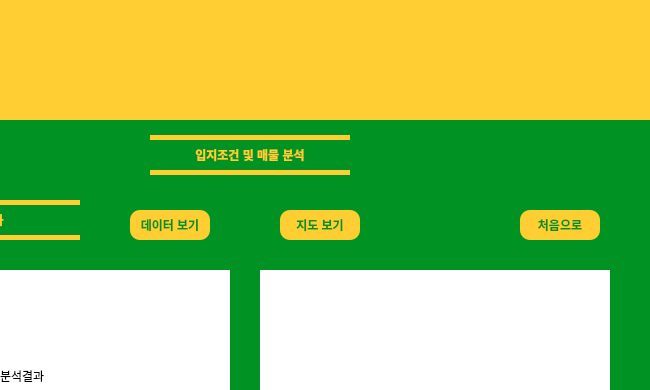
Before: the Qt Designer form to_DB/client/ui/mainUi.ui in GilJun-Jeong/about_data_project, drawn with Qt 5; both pictures show x 150 to 800 and y 0 to 390 of the 800 by 600 pixel window.
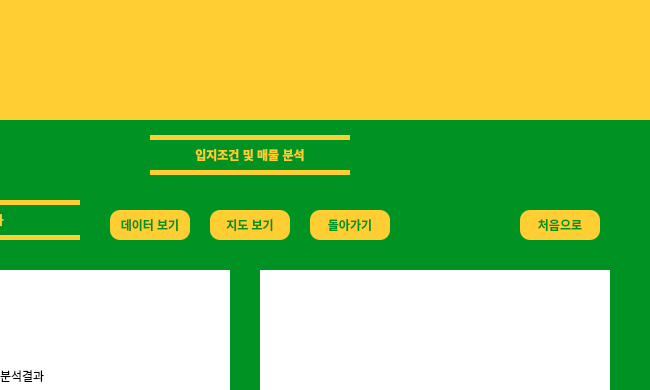
After: the same form once the commit is applied. The open tabs and pages were chosen to show the change. Icons and pictures are not drawn.

```diff
--- a/to_DB/client/ui/mainUi.ui
+++ b/to_DB/client/ui/mainUi.ui
@@ -979,7 +979,7 @@
         <widget class="QPushButton" name="pb_show_data">
          <property name="geometry">
           <rect>
-           <x>270</x>
+           <x>250</x>
            <y>20</y>
            <width>80</width>
            <height>30</height>
@@ -1000,7 +1000,7 @@
         <widget class="QPushButton" name="pb_show_map">
          <property name="geometry">
           <rect>
-           <x>420</x>
+           <x>350</x>
            <y>20</y>
            <width>80</width>
            <height>30</height>
@@ -1044,8 +1044,8 @@
           <rect>
            <x>570</x>
            <y>5</y>
-           <width>70</width>
-           <height>70</height>
+           <width>60</width>
+           <height>60</height>
           </rect>
          </property>
          <property name="text">
@@ -1058,6 +1058,27 @@
           <bool>true</bool>
          </property>
         </widget>
+        <widget class="QPushButton" name="pb_return">
+         <property name="geometry">
+          <rect>
+           <x>450</x>
+           <y>20</y>
+           <width>80</width>
+           <height>30</height>
+          </rect>
+         </property>
+         <property name="styleSheet">
+          <string notr="true">background-color : #ffce32;
+border : 0px;
+border-radius : 10%;
+font-weight : bold;
+color : #009223;
+</string>
+         </property>
+         <property name="text">
+          <string>돌아가기</string>
+         </property>
+        </widget>
        </widget>
       </widget>
       <widget class="QLabel" name="lb_previous">
```
Left out of the diff: 32 changed lines with no effect on the pictures.
